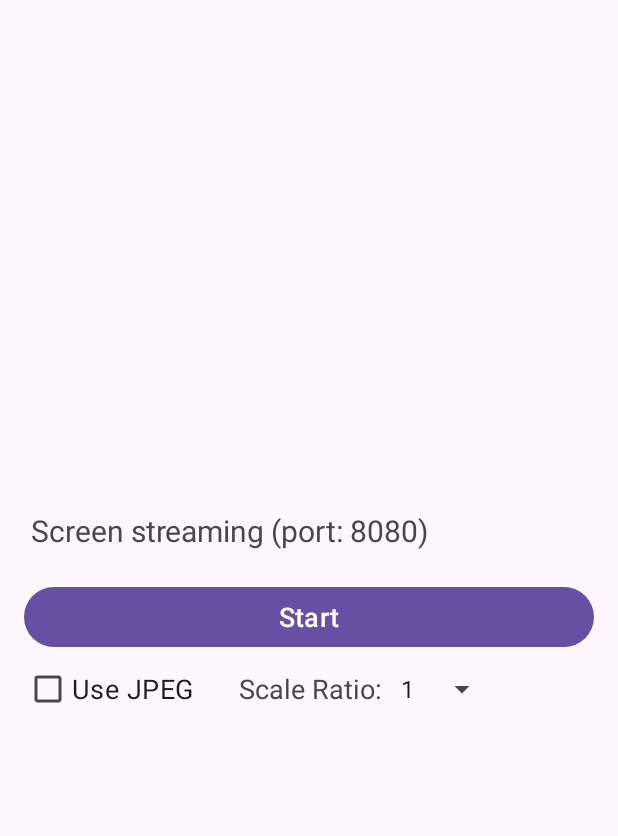
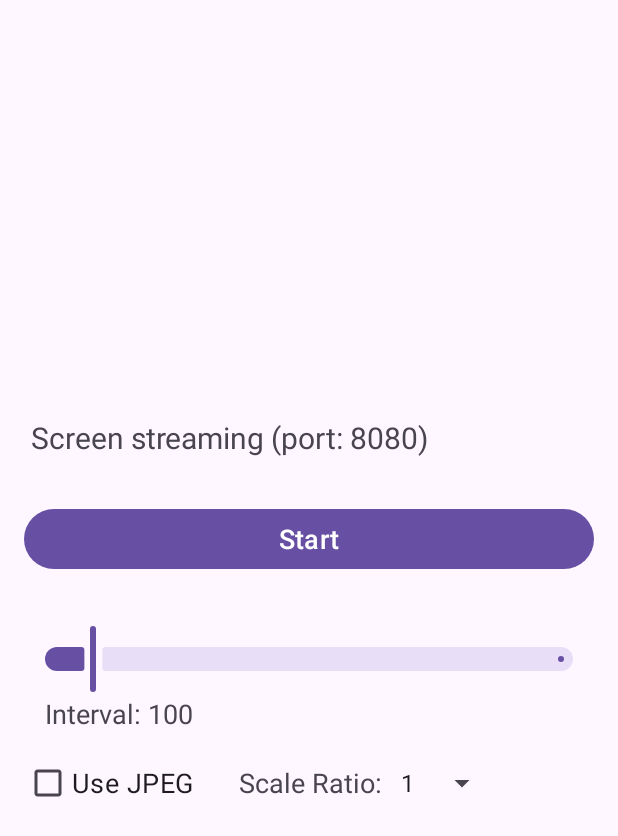
Before and after one commit to stillwuyan/wos-auto, an Android app: the screen it shows after launch (MainActivity), on a phone screen of 412 x 824 dp. Shown: the top 836 px of the screen. Run offline under Robolectric (Android 15) with nearby library versions, the phone set to English and light mode, and no system bars.

Commit message:
feat: support changing interval time for app

```diff
--- a/app/app/build.gradle.kts
+++ b/app/app/build.gradle.kts
@@ -47,4 +47,5 @@ dependencies {
     androidTestImplementation(libs.androidx.espresso.core)
 
     implementation("androidx.activity:activity-ktx:1.8.0")
+    implementation("com.google.android.material:material:1.9.0")
 }
--- a/app/app/src/main/java/com/example/wosauto/MainActivity.kt
+++ b/app/app/src/main/java/com/example/wosauto/MainActivity.kt
@@ -14,6 +14,7 @@ import android.widget.CheckBox
 import android.widget.Spinner
 import androidx.activity.result.ActivityResultLauncher
 import androidx.activity.result.contract.ActivityResultContracts
+import com.google.android.material.slider.Slider
 
 class MainActivity : AppCompatActivity() {
     private companion object {
@@ -21,22 +22,26 @@ class MainActivity : AppCompatActivity() {
     }
 
     private lateinit var projectionManager: MediaProjectionManager
-    private lateinit var statusText: TextView
 
     private lateinit var screenCaptureLauncher: ActivityResultLauncher<Intent>
     private var runningFlag: Boolean = false
     private var screenRatio: Int = 1
+    private var frameInterval: Int = 100
+    private var useJpg: Boolean = false
 
     override fun onCreate(savedInstanceState: Bundle?) {
         super.onCreate(savedInstanceState)
         enableEdgeToEdge()
         setContentView(R.layout.activity_main)
 
-        statusText = findViewById(R.id.status_text)
-        val startButton = findViewById<Button>(R.id.start_button)
-        val typeCheckBox = findViewById<CheckBox>(R.id.type_jpeg)
+        val sliderInterval = findViewById<Slider>(R.id.slider_interval)
+        val sliderText = findViewById<TextView>(R.id.text_interval)
+        sliderInterval.addOnChangeListener { _, value, _ ->
+            sliderText.text = "   Interval: ${value.toInt()}"
+            frameInterval = value.toInt()
+        }
+
         val ratioSpinner: Spinner = findViewById(R.id.screen_ratio)
-
         val numbers = arrayOf("1", "2", "4")
         val adapter = ArrayAdapter(
             this,
@@ -44,10 +49,8 @@ class MainActivity : AppCompatActivity() {
             numbers
         )
         adapter.setDropDownViewResource(android.R.layout.simple_spinner_dropdown_item)
-
         ratioSpinner.adapter = adapter
         ratioSpinner.setSelection(0)
-
         ratioSpinner.onItemSelectedListener = object : AdapterView.OnItemSelectedListener {
             override fun onItemSelected(parent: AdapterView<*>?, view: android.view.View?, position: Int, id: Long) {
                 screenRatio = parent?.getItemAtPosition(position).toString().toInt(10)
@@ -55,15 +58,22 @@ class MainActivity : AppCompatActivity() {
             override fun onNothingSelected(parent: AdapterView<*>?) {}
         }
 
+        val typeCheckBox = findViewById<CheckBox>(R.id.type_jpeg)
+        typeCheckBox.setOnCheckedChangeListener { _, isChecked ->
+            useJpg = isChecked
+        }
+
         projectionManager = getSystemService(MEDIA_PROJECTION_SERVICE) as MediaProjectionManager
 
         screenCaptureLauncher = registerForActivityResult(ActivityResultContracts.StartActivityForResult())
         { result ->
             if (result.resultCode == RESULT_OK && result.data != null) {
-                startCaptureService(result.resultCode, result.data!!, typeCheckBox.isChecked)
+                startCaptureService(result.resultCode, result.data!!)
                 moveTaskToBack(true)
             }
         }
+
+        val startButton = findViewById<Button>(R.id.start_button)
 
         startButton.setOnClickListener {
             if (runningFlag) {
@@ -83,12 +93,13 @@ class MainActivity : AppCompatActivity() {
         screenCaptureLauncher.launch(captureIntent)
     }
 
-    private fun startCaptureService(resultCode: Int, data: Intent, jpeg: Boolean) {
+    private fun startCaptureService(resultCode: Int, data: Intent) {
         val serviceIntent = Intent(this, ScreenCaptureService::class.java).apply {
             putExtra("result_code", resultCode)
             putExtra("data", data)
-            putExtra("jpeg", jpeg)
+            putExtra("jpeg", useJpg)
             putExtra("ratio", screenRatio)
+            putExtra("interval", frameInterval)
         }
 
         if (android.os.Build.VERSION.SDK_INT >= android.os.Build.VERSION_CODES.O) {
--- a/app/app/src/main/res/layout/activity_main.xml
+++ b/app/app/src/main/res/layout/activity_main.xml
@@ -1,5 +1,6 @@
 <?xml version="1.0" encoding="utf-8"?>
 <LinearLayout xmlns:android="http://schemas.android.com/apk/res/android"
+    xmlns:app="http://schemas.android.com/apk/res-auto"
     xmlns:tools="http://schemas.android.com/tools"
     android:layout_width="match_parent"
     android:layout_height="match_parent"
@@ -19,14 +20,34 @@
         android:id="@+id/start_button"
         android:layout_width="match_parent"
         android:layout_height="wrap_content"
-        android:layout_marginTop="20dp"
+        android:layout_marginTop="30dp"
         android:textSize="18sp"
         android:text="Start" />
+
+    <com.google.android.material.slider.Slider
+        android:id="@+id/slider_interval"
+        android:layout_width="wrap_content"
+        android:layout_height="wrap_content"
+        android:stepSize="10"
+        android:value="100"
+        android:valueFrom="30"
+        android:valueTo="1000"
+        app:labelBehavior="withinBounds"
+        app:tickVisible="false" />
+
+    <TextView
+        android:id="@+id/text_interval"
+        android:layout_width="wrap_content"
+        android:layout_height="wrap_content"
+        android:layout_gravity="left"
+        android:text="   Interval: 100"
+        android:textSize="18sp" />
 
     <LinearLayout
         android:layout_width="match_parent"
         android:layout_height="wrap_content"
         android:orientation="horizontal"
+        android:layout_marginTop="10dp"
         android:gravity="center_vertical">
 
         <CheckBox
```
Also changed, not shown: app/app/src/main/java/com/example/wosauto/MjpegServer.kt (+8 -3 lines), app/app/src/main/java/com/example/wosauto/ScreenCaptureService.kt (+5 -2 lines), 2 other files.
